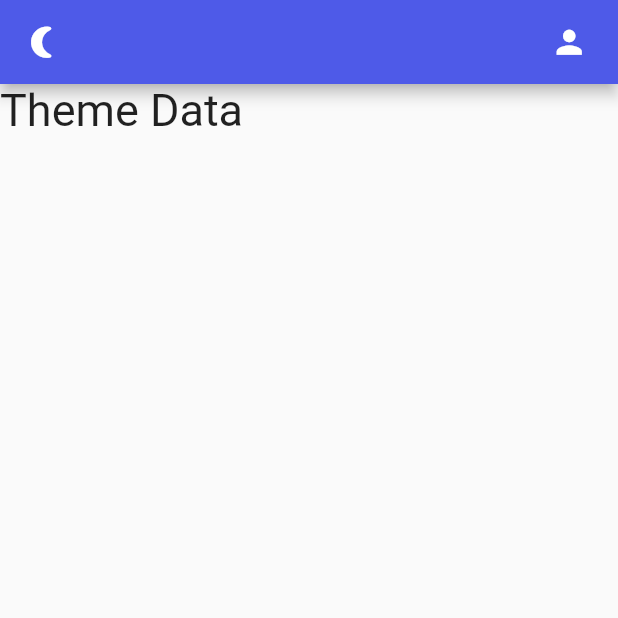
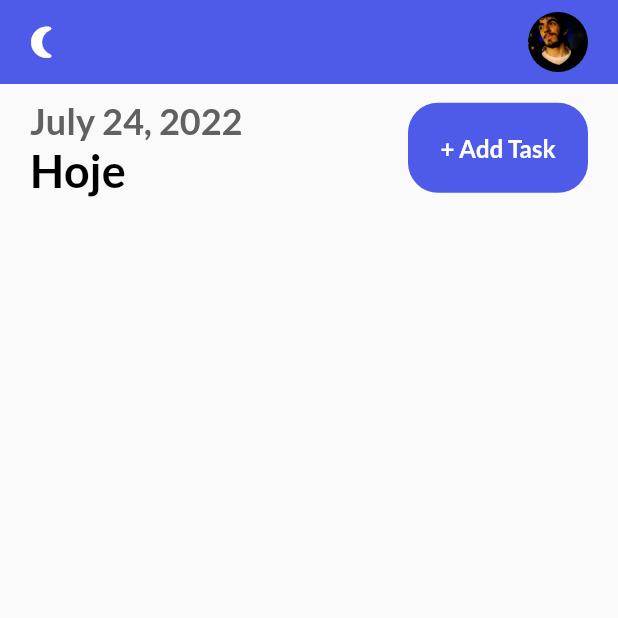
Before and after one commit to IgorWestermann/minha-agenda, a Flutter app: the screen it shows after launch, on a phone screen of 412 x 824 dp, the top half of it. Run offline on Flutter 3.47's test engine with Material 2 defaults, Android fonts, the phone set to English and light mode, and no system bars; our stand-ins replace get, get_storage, google_fonts.

Commit message:
add taskbar

```diff
--- a/lib/ui/home_page.dart
+++ b/lib/ui/home_page.dart
@@ -1,5 +1,9 @@
 import 'package:flutter/material.dart';
+import 'package:get/get.dart';
+import 'package:intl/intl.dart';
 import 'package:minha_agenda/services/theme_services.dart';
+import 'package:minha_agenda/ui/theme.dart';
+import 'package:minha_agenda/ui/widgets/button.dart';
 
 class HomePage extends StatefulWidget {
   const HomePage({Key? key}) : super(key: key);
@@ -14,13 +18,35 @@ class _HomePageState extends State<HomePage> {
     return Scaffold(
       appBar: _appBar(),
       body: Column(
-        children: const [
-          Text(
-            'Theme Data',
-            style: TextStyle(
-              fontSize: 30,
+        children: [_addTaskBar()],
+      ),
+    );
+  }
+
+  _addTaskBar() {
+    return Container(
+      margin: const EdgeInsets.only(left: 20, right: 20, top: 10, bottom: 20),
+      child: Row(
+        mainAxisAlignment: MainAxisAlignment.spaceBetween,
+        children: [
+          Container(
+            child: Column(
+              crossAxisAlignment: CrossAxisAlignment.start,
+              children: [
+                Text(
+                  DateFormat.yMMMMd().format(
+                    DateTime.now(),
+                  ),
+                  style: subHeadingStyle,
+                ),
+                Text(
+                  'Hoje',
+                  style: headingStyle,
+                ),
+              ],
             ),
           ),
+          MyButton(label: '+ Add Task', onTap: () => null)
         ],
       ),
     );
@@ -28,20 +54,19 @@ class _HomePageState extends State<HomePage> {
 
   _appBar() {
     return AppBar(
+        elevation: 0,
+        backgroundColor: context.theme.backgroundColor,
         leading: GestureDetector(
           onTap: () {
             ThemeService().switchTheme();
           },
-          child: const Icon(
-            Icons.nightlight_round,
+          child: Icon(
+            Get.isDarkMode ? Icons.wb_sunny_outlined : Icons.nightlight_round,
             size: 25,
           ),
         ),
         actions: const [
-          Icon(
-            Icons.person,
-            size: 25,
-          ),
+          CircleAvatar(backgroundImage: AssetImage('images/avatar.JPG')),
           SizedBox(
             width: 20,
           ),
--- a/lib/ui/theme.dart
+++ b/lib/ui/theme.dart
@@ -1,15 +1,39 @@
 import 'package:flutter/material.dart';
+import 'package:google_fonts/google_fonts.dart';
+import 'package:get/get.dart';
 
 const Color blueClr = Color(0xFF4e5ae8);
+const primaryClr = blueClr;
 
 class Themes {
-  static final light = ThemeData.light().copyWith(
-      colorScheme: ColorScheme.fromSwatch().copyWith(
-    primary: blueClr,
-  ));
-  static final dark = ThemeData.dark().copyWith(
-    colorScheme: ColorScheme.fromSwatch().copyWith(
-      primary: Colors.black12,
+  static final light = ThemeData(
+    backgroundColor: blueClr,
+    primaryColor: blueClr,
+    brightness: Brightness.light,
+  );
+  static final dark = ThemeData(
+    backgroundColor: Colors.black12,
+    primaryColor: Colors.black12,
+    brightness: Brightness.dark,
+  );
+}
+
+TextStyle get subHeadingStyle {
+  return GoogleFonts.lato(
+    textStyle: TextStyle(
+      fontSize: 24,
+      fontWeight: FontWeight.bold,
+      color: Get.isDarkMode ? Colors.grey[400] : Colors.grey[700],
     ),
   );
 }
+
+TextStyle get headingStyle {
+  return GoogleFonts.lato(
+    textStyle: TextStyle(
+      fontSize: 30,
+      fontWeight: FontWeight.bold,
+      color: Get.isDarkMode ? Colors.white : Colors.black,
+    ),
+  );
+}
--- /dev/null
+++ b/lib/ui/widgets/button.dart
@@ -0,0 +1,42 @@
+import 'package:flutter/cupertino.dart';
+import 'package:flutter/material.dart';
+import 'package:get/get.dart';
+import 'package:google_fonts/google_fonts.dart';
+
+import '../theme.dart';
+
+class MyButton extends StatelessWidget {
+  final String label;
+  final Function()? onTap;
+  const MyButton({
+    Key? key,
+    required this.label,
+    required this.onTap,
+  }) : super(key: key);
+
+  @override
+  Widget build(BuildContext context) {
+    return GestureDetector(
+      onTap: onTap,
+      child: Container(
+        alignment: Alignment.center,
+        width: 120,
+        height: 60,
+        decoration: BoxDecoration(
+          borderRadius: BorderRadius.circular(20),
+          color: primaryClr,
+        ),
+        child: Text(
+          label,
+          style: GoogleFonts.lato(
+            textStyle: const TextStyle(
+              fontSize: 16,
+              fontWeight: FontWeight.w600,
+              color: Colors.white,
+            ),
+          ),
+        ),
+      ),
+    );
+  }
+}
```
Also changed, not shown: pubspec.yaml (+6 -2 lines), images/avatar.JPG (added), pubspec.lock, 3 other files.
